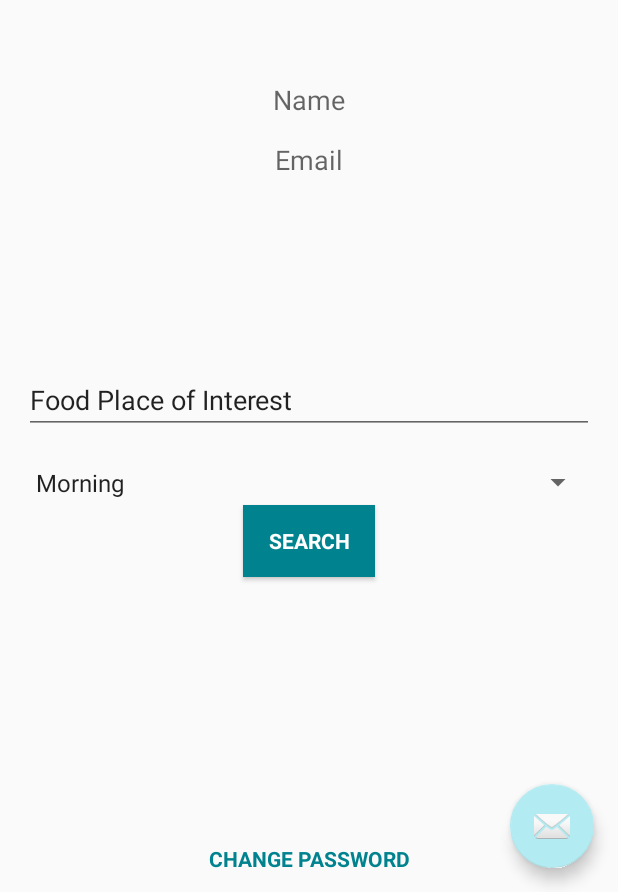
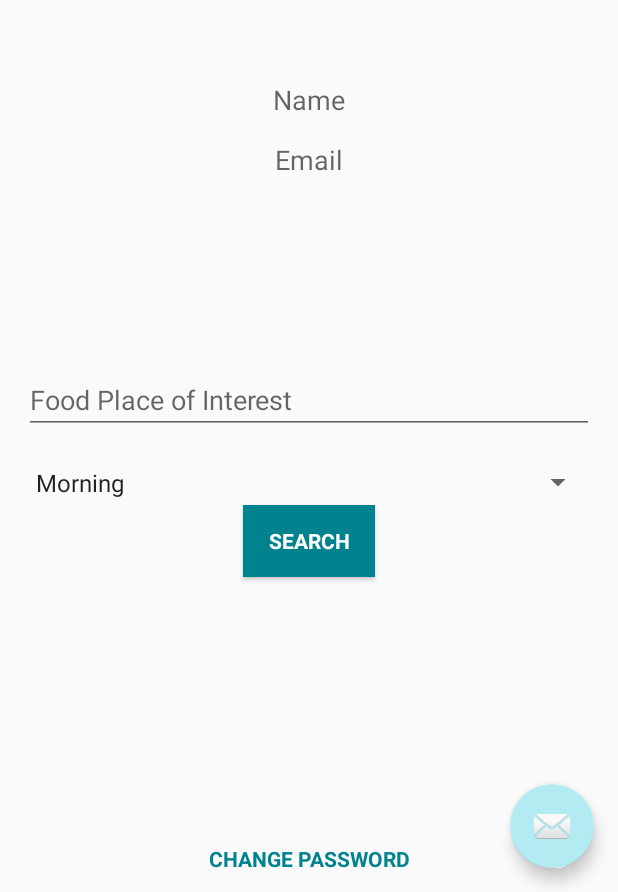
Before and after one commit to dwestaway/Food-Friend, an Android app: the screen it shows after launch once a user with an empty profile is signed in (TabbedActivity), after a tap on "SEARCH", on a phone screen of 412 x 824 dp, the part 344-1236 px from its top. Run offline under Robolectric (Android 15) with nearby library versions, the phone set to English and light mode, and no system bars; our stand-ins replace Firebase (no records; nobody signed in at launch, a user with empty details on screens opened directly); 2 statements that could not run were skipped.

Commit message:
Database info
Sent much more user information to the database (location, food POI, time)

```diff
--- a/app/src/main/java/com/foodfriend/foodfriend/Tab1Profile.java
+++ b/app/src/main/java/com/foodfriend/foodfriend/Tab1Profile.java
@@ -39,9 +39,10 @@ public class Tab1Profile extends Fragment {
     private Button btnChangePassword, confirmPassword, search;
     private TextView email, name;
 
-    private EditText newPassword;
+    private EditText newPassword, foodPOI;
     private ProgressBar progressBar;
     private FirebaseAuth auth;
+    private DatabaseReference mDatabase;
 
     private Spinner spinner;
     ArrayAdapter<CharSequence> adapter;
@@ -63,7 +64,7 @@ public class Tab1Profile extends Fragment {
     public void onActivityCreated(@Nullable Bundle savedInstanceState) {
 
         auth = FirebaseAuth.getInstance();
-        //mDatabase = FirebaseDatabase.getInstance().getReference();
+        mDatabase = FirebaseDatabase.getInstance().getReference();
 
         ActivityCompat.requestPermissions(getActivity(), new String[]{android.Manifest.permission.ACCESS_FINE_LOCATION}, 123);
 
@@ -77,6 +78,7 @@ public class Tab1Profile extends Fragment {
         confirmPassword = (Button) getView().findViewById(R.id.confirmPass);
         search = (Button) getView().findViewById(R.id.searchButton);
 
+        foodPOI = (EditText) getView().findViewById(R.id.foodChoice);
         newPassword = (EditText) getView().findViewById(R.id.newPassword);
 
 
@@ -149,12 +151,27 @@ public class Tab1Profile extends Fragment {
 
                 Location location = gps.getLocation();
 
+                double latitude = location.getLatitude();
+                double longitude = location.getLongitude();
+
                 if(location != null) {
-                    double latitude = location.getLatitude();
-                    double longitude = location.getLongitude();
+
 
                     Toast.makeText(getContext(),"Latitude: " + latitude + "\n Longitude: " + longitude, Toast.LENGTH_LONG).show();
                 }
+
+                //get users chosen place of interest
+                String poi = foodPOI.getText().toString().trim();
+                //get users chosen time to eat
+                String time = spinner.getSelectedItem().toString();
+
+                //set database values, users location and food place of interest
+                mDatabase.child("users").child(user.getUid()).child("longitude").setValue(longitude);
+                mDatabase.child("users").child(user.getUid()).child("latitude").setValue(latitude);
+                mDatabase.child("users").child(user.getUid()).child("foodPOI").setValue(poi);
+                mDatabase.child("users").child(user.getUid()).child("time").setValue(time);
+
+                //startActivity(getActivity(), Tab2Matches.class);
             }
         });
 
--- a/app/src/main/res/layout/fragment_tab1profile.xml
+++ b/app/src/main/res/layout/fragment_tab1profile.xml
@@ -112,7 +112,7 @@
         android:layout_marginLeft="16dp"
         android:ems="10"
         android:inputType="textPersonName"
-        android:text="Food Place of Interest" />
+        android:hint="Food Place of Interest"/>
 
     <Spinner
         android:id="@+id/spinner"
```
